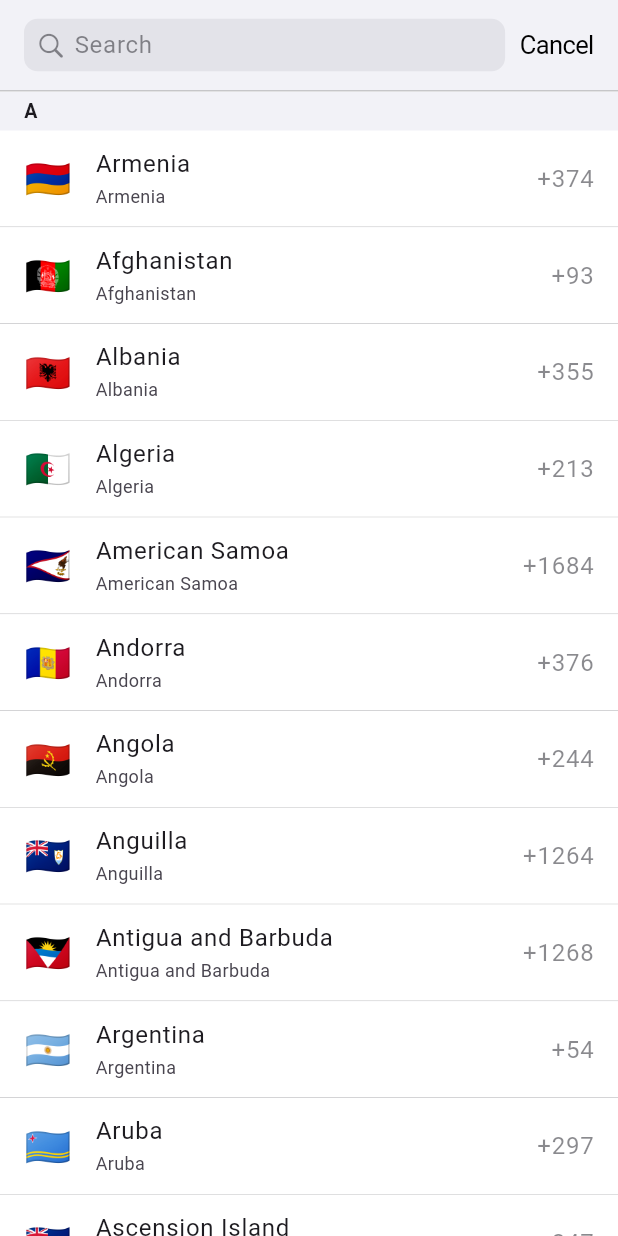
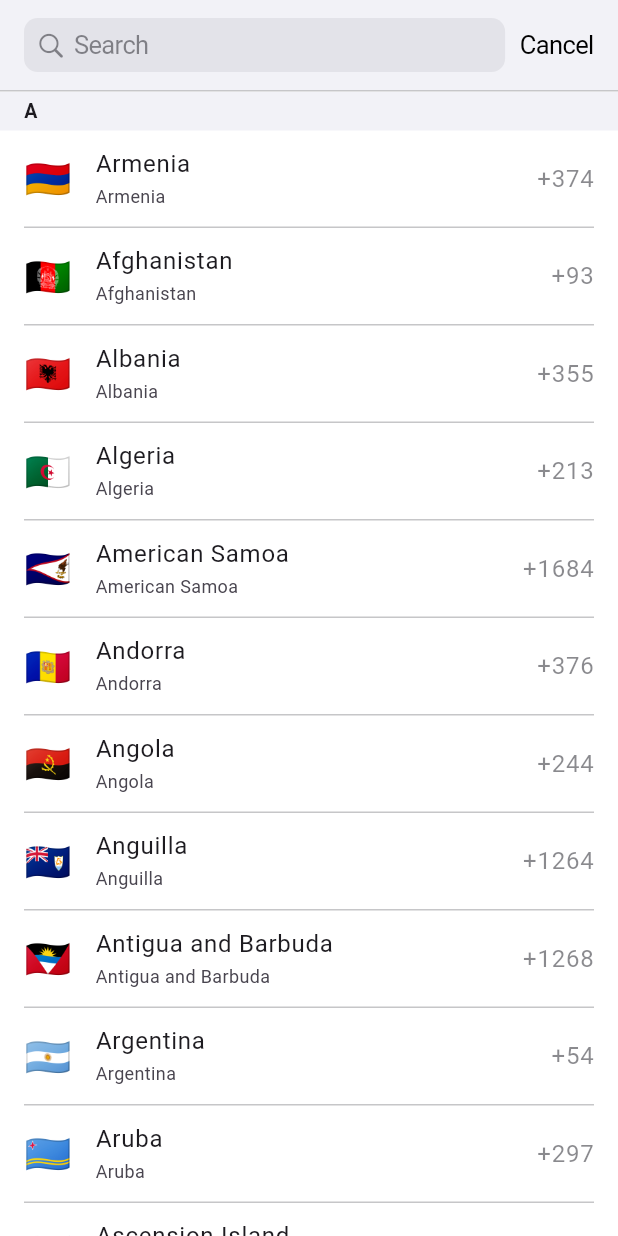
Before and after one commit to ziqq/flutter_simple_country_picker, a Flutter app: the CountriesListView screen opened directly, on a phone screen of 412 x 824 dp. Run offline on Flutter 3.47's test engine with Material 3 defaults, Android fonts, the light colour scheme and no system bars; missing offline and left inert: platform_info, pull_down_button.

Commit message:
chore: update ui

```diff
--- a/lib/src/widget/countries_list_view.dart
+++ b/lib/src/widget/countries_list_view.dart
@@ -164,10 +164,10 @@ class _CountriesListViewState extends State<CountriesListView> {
                       autofocus: widget.useAutofocus,
                       controller: _controller.search,
                       onSuffixTap: _controller.search?.clear,
-                      style: Theme.of(context)
-                          .textTheme
-                          .bodyLarge
-                          ?.copyWith(height: 1.2),
+                      style: TextStyle(
+                        fontWeight: FontWeight.w400,
+                        color: Theme.of(context).textTheme.bodyLarge?.color,
+                      ),
                       suffixInsets: EdgeInsetsDirectional.only(
                         end: pickerTheme.indent / 2,
                       ),
@@ -484,24 +484,42 @@ class _CountryListItem extends StatelessWidget {
           onSelect?.call(country.copyWith(nameLocalized: nameLocalized));
           Navigator.of(context).maybePop();
         },
-        child: ListTile(
+        child: Column(
+          mainAxisSize: MainAxisSize.min,
+          children: [
+            ListTile(
               dense: true,
               minLeadingWidth: 0,
               contentPadding: EdgeInsets.symmetric(
                 horizontal: pickerTheme.padding,
               ),
-          shape: useBorder && !simple
-              ? Border(
-                  bottom: BorderSide(
-                    color: pickerTheme.dividerColor!,
-                    width: 0.5,
-                  ),
-                )
-              : null,
+              // shape: useBorder && !simple
+              //     ? Border(
+              //         bottom: BorderSide(
+              //           color: pickerTheme.dividerColor ??
+              //               CupertinoDynamicColor.resolve(
+              //                 CupertinoColors.opaqueSeparator,
+              //                 context,
+              //               ),
+              //           width: 1,
+              //         ),
+              //       )
+              //     : null,
               leading: _Flag(country: country),
               title: effectiveTitle,
               trailing: effectiveTrailing,
               subtitle: simple ? null : Text(country.name),
+            ),
+            if (useBorder && !simple) ...[
+              Divider(
+                height: 1,
+                thickness: 1,
+                indent: pickerTheme.padding,
+                endIndent: pickerTheme.padding,
+                color: pickerTheme.dividerColor,
+              ),
+            ],
+          ],
         ),
       ),
     );
```
Lines whose indentation alone changed are shown as unchanged.
